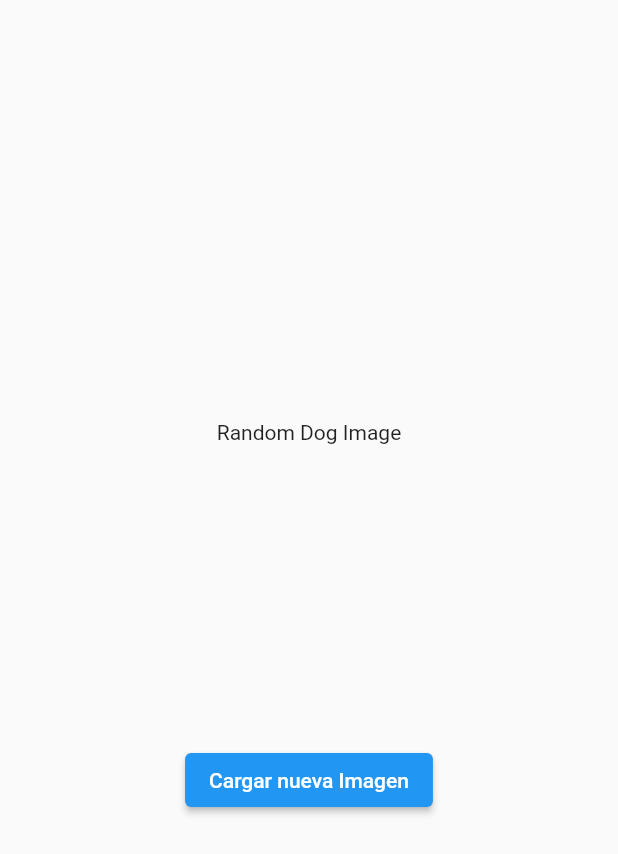
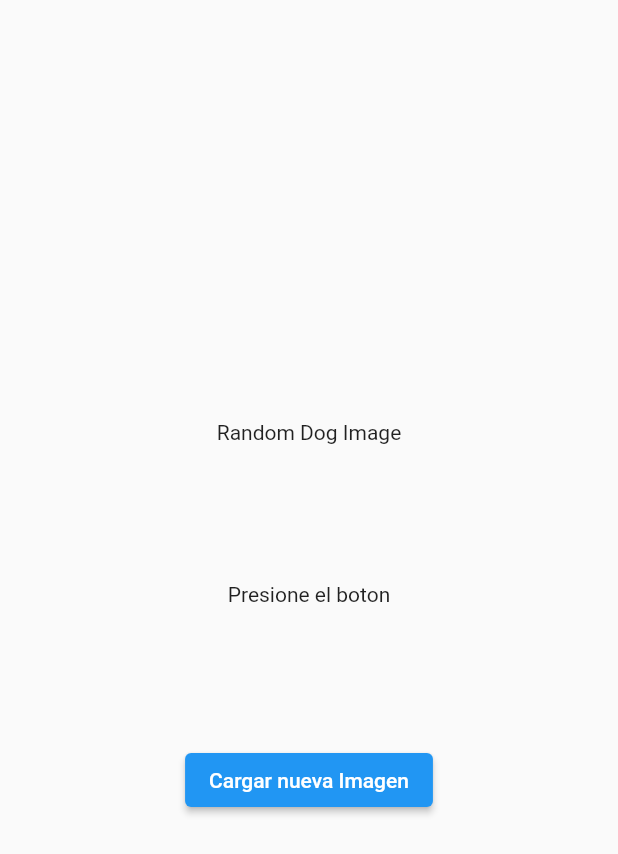
Before and after one commit to Edward-Gomez-Q/Control3-Riverpod, a Flutter app: the screen it shows after launch, after a tap on "Cargar nueva Imagen", on a phone screen of 412 x 824 dp. Shown: the top 854 px of the screen. Run offline on Flutter 3.47's test engine with Material 2 defaults, Android fonts, the phone set to English and light mode, and no system bars; our stand-ins replace flutter_riverpod; network calls fail.

```diff
--- /dev/null
+++ b/lib/Riverpod/urlModel.dart
@@ -0,0 +1,28 @@
+import 'dart:convert';
+import 'package:flutter_riverpod/flutter_riverpod.dart';
+import 'package:http/http.dart' as http;
+class UrlNotifier extends StateNotifier<UrlModel>{
+  UrlNotifier():super(UrlModel(url: ''));
+
+  Future<String> getNewImage() async {
+    String url = await _loadNewImage();
+    state = UrlModel(url: url);
+    return url;
+  }
+
+}
+class UrlModel {
+  String url;
+  UrlModel({required this.url});
+}
+Future<String> _loadNewImage() async {
+  String url='';
+  final response = await http.get(Uri.parse('https://dog.ceo/api/breeds/image/random'));
+  if (response.statusCode == 200) {
+    final jsonResponse = jsonDecode(response.body);
+    url = jsonResponse['message'];
+  } else {
+    url='';
+  }
+  return url;
+}
--- a/lib/main.dart
+++ b/lib/main.dart
@@ -1,15 +1,12 @@
-import 'dart:convert';
+import 'package:controlriverpod/Riverpod/urlModel.dart';
 import 'package:flutter/material.dart';
-import 'package:http/http.dart' as http;
-
+import 'package:flutter_riverpod/flutter_riverpod.dart';
 void main() {
-  runApp(const MyApp());
+  runApp(const ProviderScope(child: MyApp()));
 }
-
+final urlProvider=StateNotifierProvider((ref) => UrlNotifier());
 class MyApp extends StatelessWidget {
   const MyApp({super.key});
-
-  // This widget is the root of your application.
   @override
   Widget build(BuildContext context) {
     return MaterialApp(
@@ -17,33 +14,17 @@ class MyApp extends StatelessWidget {
       theme: ThemeData(
         primarySwatch: Colors.blue,
       ),
-      home: const MyHomePage(title: 'Flutter Demo Home Page'),
+      home:MyHomePage(),
     );
   }
 }
 
-class MyHomePage extends StatefulWidget {
-  const MyHomePage({super.key, required this.title});
-  final String title;
+
+class MyHomePage extends ConsumerWidget {
+
   @override
-  State<MyHomePage> createState() => _MyHomePageState();
-}
-
-class _MyHomePageState extends State<MyHomePage> {
-
-  Future<String> _loadNewImage() async {
-    String url='';
-    final response = await http.get(Uri.parse('https://dog.ceo/api/breeds/image/random'));
-    if (response.statusCode == 200) {
-      final jsonResponse = jsonDecode(response.body);
-      url = jsonResponse['message'];
-    } else {
-      url='';
-    }
-    return url;
-  }
-  @override
-  Widget build(BuildContext context) {
+  Widget build(BuildContext context, WidgetRef ref) {
+    final url=ref.watch(urlProvider) as UrlModel;
     return Scaffold(
       body: Center(
         child: Column(
@@ -52,26 +33,17 @@ class _MyHomePageState extends State<MyHomePage> {
             const Text(
               'Random Dog Image',
             ),
-            FutureBuilder(
-              future: _loadNewImage(),
-              builder: (context, snapshot) {
-                if(snapshot.data==null)
-                {
-                  return const SizedBox(height: 200,width: 200);
-                }
-                else
-                {
-                  return Image.network(snapshot.data!, fit: BoxFit.cover,width: 200,height: 200,);
-                }
-              },),
-            ElevatedButton(onPressed: () {
-              setState(() {
-                _loadNewImage();
-              });
+            url.url==''?const SizedBox(width: 200,height: 200,child: Center(child: Text('Presione el boton')),):Image.network(url.url, fit: BoxFit.cover,width: 200,height: 200,),
+            ElevatedButton(onPressed: () async {
+               ref.read(urlProvider.notifier).getNewImage();
             }, child: const Text('Cargar nueva Imagen')),
           ],
         ),
       ), // This trailing comma makes auto-formatting nicer for build methods.
     );
   }
+  Future<String> _loadNewImage(WidgetRef ref) async {
+    String url = await ref.read(urlProvider.notifier).getNewImage();
+    return url;
+  }
 }
--- a/pubspec.yaml
+++ b/pubspec.yaml
@@ -36,6 +36,7 @@ dependencies:
   # Use with the CupertinoIcons class for iOS style icons.
   cupertino_icons: ^1.0.2
   http: ^0.13.5
+  flutter_riverpod: ^2.3.4
 dev_dependencies:
   flutter_test:
     sdk: flutter
```
Also changed, not shown: pubspec.lock.
